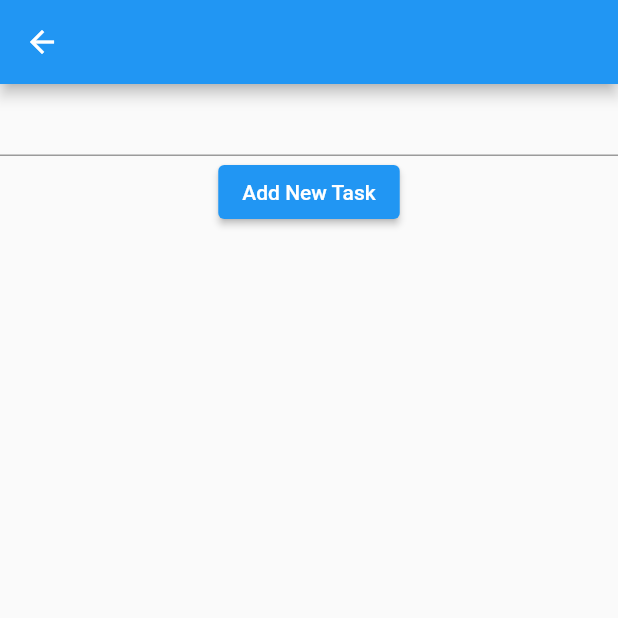
After one commit to Mamoun2020/todo_gsg_project, a Flutter app: the screen it shows after launch, after a tap on the "add" icon, on a phone screen of 412 x 824 dp, the top half of it. The commit adds this screen. Run offline on Flutter 3.47's test engine with Material 2 defaults, Android fonts, the phone set to English and light mode, and no system bars.

Commit message:
add new task use call back function from another screen and use Navigator

```diff
--- a/lib/main.dart
+++ b/lib/main.dart
@@ -12,6 +12,7 @@ class MyApp extends StatelessWidget {
   @override
   Widget build(BuildContext context) {
     return const MaterialApp(
+      debugShowCheckedModeBanner: false,
       home: HomeScreen(),
     );
   }
--- a/lib/view/screens/home_screen.dart
+++ b/lib/view/screens/home_screen.dart
@@ -5,6 +5,7 @@ import '../../data/task_data.dart';
 import '../../models/task.dart';
 import 'completed_tasks_screen.dart';
 import 'incomplete_tasks_screen.dart';
+import 'new_task_screen.dart';
 
 class HomeScreen extends StatefulWidget {
   const HomeScreen({Key? key}) : super(key: key);
@@ -20,6 +21,9 @@ class _HomeScreenState extends State<HomeScreen> with SingleTickerProviderStateM
      setState(() {
 
      });
+  }
+  setStateAfterAddNewTask() {
+    setState(() {});
   }
   TabController? tabController;
   initTabBar(){
@@ -42,7 +46,8 @@ class _HomeScreenState extends State<HomeScreen> with SingleTickerProviderStateM
           Tab(icon: Icon(Icons.cancel),),
         ],),
       ),
-
+      floatingActionButton: FloatingActionButton(onPressed: () { Navigator.push(context,
+          MaterialPageRoute(builder: (context) => NewTaskScreen(setStateAfterAddNewTask),),); },child: Icon(Icons.add),),
       body: TabBarView(controller: tabController!,
         children: [
           AllTasksScreen(changeTaskState),
--- /dev/null
+++ b/lib/view/screens/new_task_screen.dart
@@ -0,0 +1,30 @@
+import 'package:flutter/material.dart';
+
+import '../../data/task_data.dart';
+import '../../models/task.dart';
+
+class NewTaskScreen extends StatelessWidget {
+  Function function;
+  NewTaskScreen(this.function);
+  String content = "";
+  @override
+  Widget build(BuildContext context) {
+    return Scaffold(
+      appBar: AppBar(),
+      body: Column(
+        children: [
+          TextField(
+            onChanged: (value){
+              content = value;
+            },
+          ),
+          ElevatedButton(onPressed: (){
+            tasks.add(Task(title:content,));
+            function();
+            Navigator.pop(context);
+          }, child: Text('Add New Task',),)
+        ],
+      ),
+    );
+  }
+}
```
